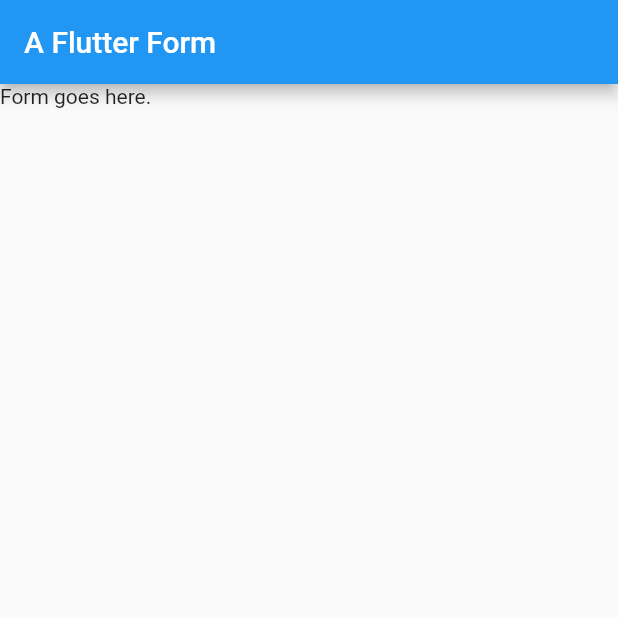
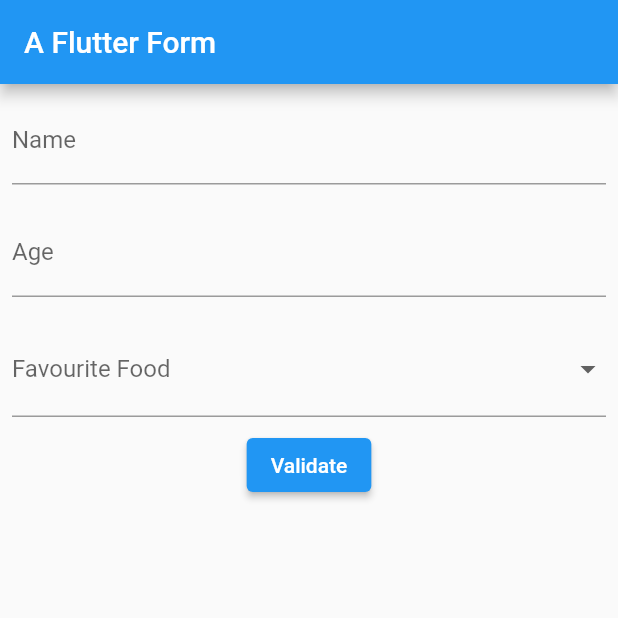
Before and after one commit to minggliangg/A-Flutter-Form, a Flutter app: the screen it shows after launch, on a phone screen of 412 x 824 dp, the top half of it. Run offline on Flutter 3.47's test engine with Material 2 defaults, Android fonts, the phone set to English and light mode, and no system bars.

Commit message:
A basic Flutter form. Built using: - Form - TextFormField - DropdownButtonFormField

```diff
--- a/lib/app_form_page.dart
+++ b/lib/app_form_page.dart
@@ -1,17 +1,94 @@
 import 'package:flutter/material.dart';
 
-class AppFormPage extends StatelessWidget {
+class AppFormPage extends StatefulWidget {
   const AppFormPage({Key? key}) : super(key: key);
 
+  @override
+  State<AppFormPage> createState() => _AppFormPageState();
+}
+
+class _AppFormPageState extends State<AppFormPage> {
   @override
   Widget build(BuildContext context) {
     return Scaffold(
       appBar: AppBar(
         title: const Text('A Flutter Form'),
       ),
-      body: const SafeArea(
-        child: Text('Form goes here.'),
+      body: SafeArea(
+        child: Form(
+          child: Builder(builder: (context) {
+            return Column(
+              children: [
+                _FormFieldPadding(
+                  child: TextFormField(
+                    decoration: const InputDecoration(
+                      label: Text('Name'),
+                      hintText: 'James Tan',
+                    ),
+                  ),
+                ),
+                _FormFieldPadding(
+                  child: TextFormField(
+                    decoration: const InputDecoration(
+                      label: Text('Age'),
+                      hintText: '25',
+                    ),
+                  ),
+                ),
+                _FormFieldPadding(
+                  child: DropdownButtonFormField<String>(
+                    items: const [
+                      DropdownMenuItem<String>(
+                        child: Text('Pasta'),
+                        value: 'Pasta',
+                      ),
+                      DropdownMenuItem<String>(
+                        child: Text('Pizza'),
+                        value: 'Pizza',
+                      ),
+                    ],
+                    decoration: const InputDecoration(
+                      label: Text('Favourite Food'),
+                    ),
+                    onChanged: (newValue) {},
+                    isDense: true,
+                  ),
+                ),
+                ElevatedButton(
+                  onPressed: () {
+                    final currentForm = Form.of(context)!;
+                    String snackBarText;
+                    if (currentForm.validate()) {
+                      snackBarText = 'Validation successful';
+                    } else {
+                      snackBarText = 'Validation failed';
+                    }
+                    ScaffoldMessenger.of(context).showSnackBar(
+                      SnackBar(
+                        content: Text(snackBarText),
+                      ),
+                    );
+                  },
+                  child: const Text('Validate'),
+                ),
+              ],
+            );
+          }),
+        ),
       ),
     );
   }
 }
+
+class _FormFieldPadding extends StatelessWidget {
+  const _FormFieldPadding({Key? key, required this.child}) : super(key: key);
+  final Widget child;
+
+  @override
+  Widget build(BuildContext context) {
+    return Padding(
+      padding: const EdgeInsets.all(8.0),
+      child: child,
+    );
+  }
+}
--- a/lib/main.dart
+++ b/lib/main.dart
@@ -13,7 +13,6 @@ class MyApp extends StatelessWidget {
     return MaterialApp(
       title: 'A Flutter Form',
       theme: ThemeData(
-
         primarySwatch: Colors.blue,
       ),
       home: const AppFormPage(),
```
